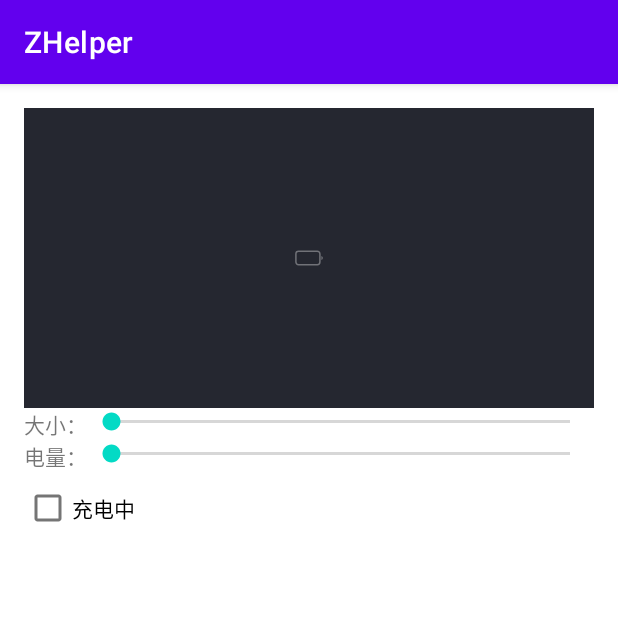
After one commit to zerofancy/zerohelper, an Android app: the TestBatteryViewActivity screen opened directly, with no data from a screen before it, on a phone screen of 412 x 824 dp, the top half of it. The commit adds this screen. Run offline under Robolectric (Android 15) with nearby library versions, the phone set to English and light mode, and no system bars.

Commit message:
电池控件

```diff
--- a/app/src/main/AndroidManifest.xml
+++ b/app/src/main/AndroidManifest.xml
@@ -18,6 +18,7 @@
             android:exported="true" />
         <activity android:name=".CrashReportActivity" />
         <activity android:name=".TestViewPager2Activity" />
+        <activity android:name=".TestBatteryViewActivity" />
         <activity
             android:name=".MainActivity"
             android:exported="true">
--- /dev/null
+++ b/app/src/main/java/top/ntutn/zerohelper/BatteryView.kt
@@ -0,0 +1,176 @@
+package top.ntutn.zerohelper
+
+import android.content.Context
+import android.graphics.BitmapFactory
+import android.graphics.Canvas
+import android.graphics.Color
+import android.graphics.Matrix
+import android.graphics.Paint
+import android.util.AttributeSet
+import android.util.Log
+import android.view.View
+import top.ntutn.zerohelper.util.dp
+import top.ntutn.zerohelper.util.dpFloat
+import kotlin.math.atan
+import kotlin.math.min
+import kotlin.math.roundToInt
+import kotlin.math.sqrt
+
+/**
+ * 电池组件
+ * 设计稿 [https://www.figma.com/file/0R2ONNU57uwpBbGYNTfCZW/%E9%A6%96%E9%A1%B5---02-%E5%86%85%E5%AE%B9%E6%B6%88%E8%B4%B9?node-id=3230%3A26303]
+ * @author liuhaixin.zero
+ */
+class BatteryView @JvmOverloads constructor(
+    context: Context, attrs: AttributeSet? = null, defStyleAttr: Int = 0
+) : View(context, attrs, defStyleAttr) {
+    companion object {
+        private const val TAG = "BatteryView"
+        private val SQRT_2 = sqrt(2f)
+    }
+
+    private var scale = 1f
+    var value = 0.7f
+        set(value) {
+            if (value !in 0f..100f) {
+                Log.wtf(TAG, "输入电量值参数错误！$value 不在[0, 100]范围")
+                return
+            }
+            field = value
+            invalidate()
+        }
+    var isCharging = false
+        set(value) {
+            field = value
+            invalidate()
+        }
+    private val borderPaintProto by lazy {
+        Paint().apply {
+            color = Color.WHITE
+            isAntiAlias = true
+            style = Paint.Style.STROKE
+            alpha = (0.35 * 255f).toInt()
+        }
+    }
+    private val borderPaint
+        get() = borderPaintProto.apply {
+            strokeWidth = 1f.dpFloat * scale
+        }
+
+    private val capPaint by lazy {
+        Paint(borderPaint).apply {
+            strokeWidth = 0f
+            style = Paint.Style.FILL
+        }
+    }
+
+    private val contentPaintProto by lazy {
+        Paint(capPaint)
+    }
+    private val contentPaint
+        get() = contentPaintProto.apply {
+            color = if (isCharging) {
+                Color.GREEN
+            } else {
+                Color.WHITE
+            }
+            alpha = 255
+        }
+
+    private val chargingBitmap by lazy {
+        BitmapFactory.decodeResource(resources, R.drawable.ntutn_charging)
+    }
+    private val chargingMatrixProto by lazy {
+        Matrix()
+    }
+    private val chargingMatrix
+        get() = chargingMatrixProto.apply {
+            val targetHeight = height - 2f.dpFloat * scale
+            val currentHeight = chargingBitmap.height
+            setTranslate((3.71f + 0.77f).dpFloat * scale, 1f.dpFloat * scale)
+            preScale(targetHeight / currentHeight, targetHeight / currentHeight)
+        }
+
+    override fun onMeasure(widthMeasureSpec: Int, heightMeasureSpec: Int) {
+        super.onMeasure(widthMeasureSpec, heightMeasureSpec)
+
+        val width = getMySize(widthMeasureSpec, 20.dp)
+        val height = getMySize(heightMeasureSpec, 12.dp)
+        // 保证等比例缩放
+        if (width.toFloat() / 20f < height.toFloat() / 12) {
+            scale = width.toFloat() / 20f.dpFloat
+            setMeasuredDimension(width, (12.dp * scale).roundToInt())
+        } else {
+            scale = height.toFloat() / 12f.dpFloat
+            setMeasuredDimension((20.dp * scale).roundToInt(), height)
+        }
+    }
+
+    private fun getMySize(measureSpec: Int, defaultSize: Int): Int {
+        val specMode = MeasureSpec.getMode(measureSpec)
+        val specSize = MeasureSpec.getSize(measureSpec)
+        return when (specMode) {
+            MeasureSpec.EXACTLY -> specSize
+            MeasureSpec.AT_MOST -> min(specSize, defaultSize)
+            else -> defaultSize
+        }
+    }
+
+    override fun onDraw(canvas: Canvas?) {
+        super.onDraw(canvas ?: return)
+
+        val batteryHeight = height - 2f.dpFloat * scale // 高度减上下空白
+        val batteryWidth = width - 3f.dpFloat * scale // 宽度减左右空白
+        val batteryLeft = 0.77f.dpFloat * scale
+        val batteryTop = 1f.dpFloat * scale
+
+        // 绘制边框
+        canvas.drawRoundRect(
+            batteryLeft + borderPaint.strokeWidth / 2,
+            batteryTop + borderPaint.strokeWidth / 2,
+            batteryLeft + batteryWidth - borderPaint.strokeWidth / 2, // 实际绘制时要考虑画笔笔画宽度
+            batteryTop + batteryHeight - borderPaint.strokeWidth / 2,
+            2.5f.dpFloat * scale / SQRT_2,
+            2.5f.dpFloat * scale / SQRT_2,
+            borderPaint
+        )
+
+        // 绘制电池帽
+        val capLeft = batteryLeft + batteryWidth + 0.5f.dpFloat * scale
+        val capWith = 0.96f.dpFloat * scale
+        val capHeight = 2.89f.dpFloat * scale
+        val capTop = height / 2 - capHeight / 2
+        val angle = atan(capHeight / 2 / 0.5f.dpFloat / scale) * 180 / kotlin.math.PI.toFloat()
+
+        canvas.drawArc(
+            batteryLeft + batteryWidth - 0.5f.dpFloat * scale - capWith,
+            capTop,
+            capLeft + capWith,
+            capTop + capHeight,
+            -angle,
+            angle * 2,
+            false,
+            capPaint
+        )
+
+        // 绘制中间电量
+        val contentTop = 2.5f.dpFloat * scale
+        val contentLeft = 2.27f.dpFloat * scale
+        val contentMaxWith = 17f.dpFloat * scale - 3f.dpFloat * scale
+        val contentHeight = batteryHeight - 3f.dpFloat * scale
+        canvas.drawRoundRect(
+            contentLeft,
+            contentTop,
+            contentLeft + contentMaxWith * value,
+            contentTop + contentHeight,
+            1f.dpFloat * scale / SQRT_2,
+            1f.dpFloat * scale / SQRT_2,
+            contentPaint
+        )
+
+        // 绘制小闪电标志
+        if (isCharging) {
+            canvas.drawBitmap(chargingBitmap, chargingMatrix, null)
+        }
+    }
+}
--- a/app/src/main/java/top/ntutn/zerohelper/MainActivity.kt
+++ b/app/src/main/java/top/ntutn/zerohelper/MainActivity.kt
@@ -70,6 +70,7 @@ class MainActivity : BaseActivity() {
         }
         binding.testViewPager2Button.setOnClickListener { TestViewPager2Activity.actionStart(this) }
         binding.aboutButton.setOnClickListener { AboutActivity.actionStart(this) }
+        binding.batteryButton.setOnClickListener { TestBatteryViewActivity.actionStart(this) }
 
         UpdateUtil.init(this)
     }
--- /dev/null
+++ b/app/src/main/java/top/ntutn/zerohelper/TestBatteryViewActivity.kt
@@ -0,0 +1,46 @@
+package top.ntutn.zerohelper
+
+import android.content.Context
+import android.content.Intent
+import android.os.Bundle
+import android.widget.SeekBar
+import android.widget.SeekBar.OnSeekBarChangeListener
+import top.ntutn.zerohelper.databinding.ActivityTestBatteryViewBinding
+import top.ntutn.zerohelper.util.dp
+
+class TestBatteryViewActivity: BaseActivity() {
+    companion object {
+        fun actionStart(context: Context) {
+            context.startActivity(Intent(context, TestBatteryViewActivity::class.java))
+        }
+    }
+
+    private lateinit var binding: ActivityTestBatteryViewBinding
+
+    override fun onCreate(savedInstanceState: Bundle?) {
+        super.onCreate(savedInstanceState)
+        binding = ActivityTestBatteryViewBinding.inflate(layoutInflater)
+        setContentView(binding.root)
+
+        binding.batteryView.value = 0f
+        binding.previewSize.setOnSeekBarChangeListener(object : OnSeekBarChangeListener{
+            override fun onProgressChanged(seekBar: SeekBar?, progress: Int, fromUser: Boolean) {
+                binding.batteryView.layoutParams.width = progress.dp
+                binding.batteryView.layoutParams.height = progress.dp
+                binding.batteryView.requestLayout()
+            }
+            override fun onStartTrackingTouch(seekBar: SeekBar?) = Unit
+            override fun onStopTrackingTouch(seekBar: SeekBar?) = Unit
+        })
+        binding.batteryValue.setOnSeekBarChangeListener(object : OnSeekBarChangeListener{
+            override fun onProgressChanged(seekBar: SeekBar?, progress: Int, fromUser: Boolean) {
+                binding.batteryView.value = progress.toFloat() / 100f
+            }
+            override fun onStartTrackingTouch(seekBar: SeekBar?) = Unit
+            override fun onStopTrackingTouch(seekBar: SeekBar?) = Unit
+        })
+        binding.chargingCheckbox.setOnCheckedChangeListener { _, isChecked ->
+            binding.batteryView.isCharging = isChecked
+        }
+    }
+}
--- /dev/null
+++ b/app/src/main/java/top/ntutn/zerohelper/util/Ext.kt
@@ -0,0 +1,16 @@
+package top.ntutn.zerohelper.util
+
+import android.content.res.Resources
+import android.graphics.Color
+
+val Int.dp: Int  get()  {
+    val dpValue = this
+    return (0.5f + dpValue * Resources.getSystem().displayMetrics.density).toInt()
+}
+
+val Float.dpFloat: Float get() {
+    val dpValue = this
+    return dpValue * Resources.getSystem().displayMetrics.density
+}
+
+val String.color: Int get() = Color.parseColor(this)
--- a/app/src/main/res/layout/activity_main.xml
+++ b/app/src/main/res/layout/activity_main.xml
@@ -36,4 +36,10 @@
         android:layout_width="match_parent"
         android:layout_height="wrap_content"
         android:text="about" />
+
+    <Button
+        android:id="@+id/battery_button"
+        android:layout_width="match_parent"
+        android:layout_height="wrap_content"
+        android:text="battery"/>
 </LinearLayout>
--- /dev/null
+++ b/app/src/main/res/layout/activity_test_battery_view.xml
@@ -0,0 +1,60 @@
+<?xml version="1.0" encoding="utf-8"?>
+<LinearLayout xmlns:android="http://schemas.android.com/apk/res/android"
+    android:layout_width="match_parent"
+    android:layout_height="match_parent"
+    android:orientation="vertical"
+    android:padding="16dp">
+
+    <FrameLayout
+        android:layout_width="match_parent"
+        android:layout_height="200dp"
+        android:background="#252730">
+        <top.ntutn.zerohelper.BatteryView
+            android:id="@+id/battery_view"
+            android:layout_width="wrap_content"
+            android:layout_height="wrap_content"
+            android:layout_gravity="center"/>
+    </FrameLayout>
+
+    <LinearLayout
+        android:layout_width="match_parent"
+        android:layout_height="wrap_content">
+
+        <TextView
+            android:layout_width="wrap_content"
+            android:layout_height="wrap_content"
+            android:text="大小："/>
+
+        <SeekBar
+            android:id="@+id/preview_size"
+            android:layout_width="0dp"
+            android:layout_height="wrap_content"
+            android:layout_weight="1"
+            android:min="20"
+            android:max="200"/>
+    </LinearLayout>
+
+    <LinearLayout
+        android:layout_width="match_parent"
+        android:layout_height="wrap_content">
+
+        <TextView
+            android:layout_width="wrap_content"
+            android:layout_height="wrap_content"
+            android:text="电量：" />
+
+        <SeekBar
+            android:id="@+id/battery_value"
+            android:layout_width="0dp"
+            android:layout_height="wrap_content"
+            android:layout_weight="1"
+            android:min="0"
+            android:max="100" />
+    </LinearLayout>
+
+    <CheckBox
+        android:id="@+id/charging_checkbox"
+        android:layout_width="wrap_content"
+        android:layout_height="wrap_content"
+        android:text="充电中" />
+</LinearLayout>
--- a/build.gradle
+++ b/build.gradle
@@ -9,8 +9,8 @@ buildscript {
     }
     dependencies {
         //noinspection AndroidGradlePluginVersion
-        classpath "com.android.tools.build:gradle:7.1.2" // 暂时不升级，新版本在我的MacOS上Sync不过
-        classpath "org.jetbrains.kotlin:kotlin-gradle-plugin:1.6.20"
+        classpath "com.android.tools.build:gradle:4.2.2" // 暂时不升级，新版本在我的MacOS上Sync不过
+        classpath "org.jetbrains.kotlin:kotlin-gradle-plugin:1.6.10"
 
         // NOTE: Do not place your application dependencies here; they belong
         // in the individual module build.gradle files
```
Also changed, not shown: app/src/main/res/drawable/black.png (added), app/src/main/res/drawable/ntutn_charging.png (added).
